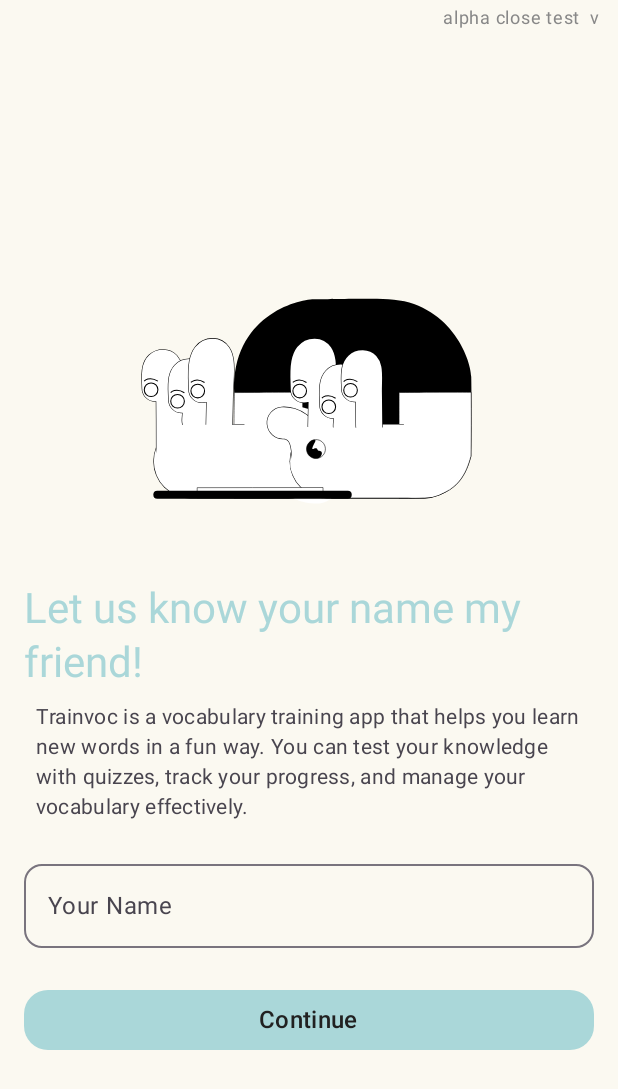
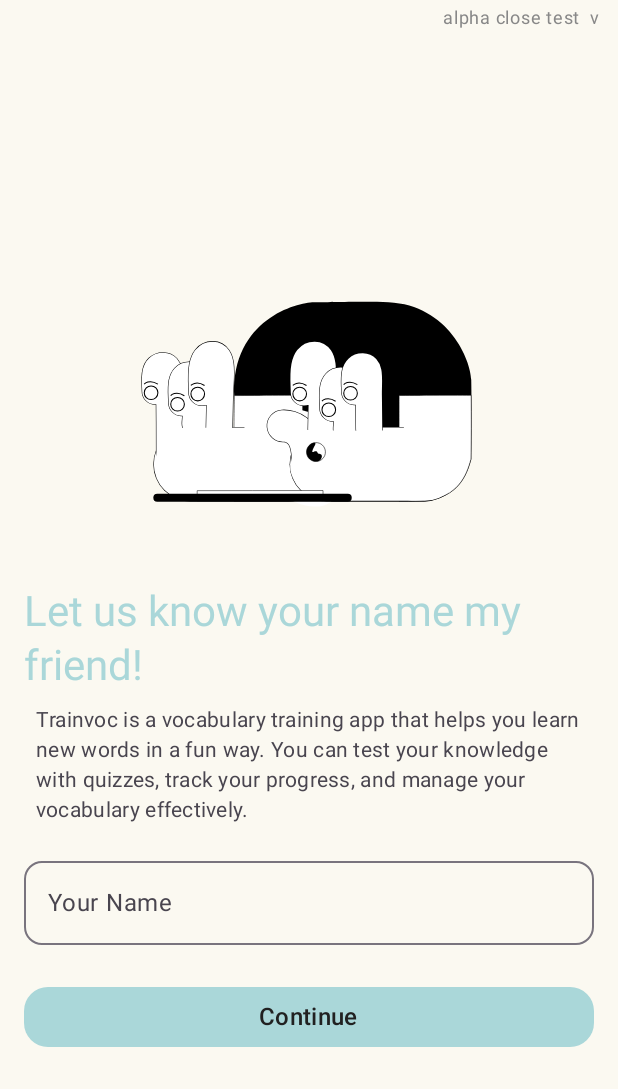
Before and after one commit to ahmetabdullahgultekin/Trainvoc, an Android app built with Jetpack Compose: the UsernameScreen screen opened through its navigation route, on a phone screen of 412 x 824 dp. Shown: the top 1089 px of the screen. Run offline under Robolectric (Android 15) with nearby library versions, the phone set to English and light mode, and no system bars; our stand-ins replace Dagger/Hilt's generated code, Room's generated code; 3 statements that could not run were skipped.

Commit message:
style: apply design tokens to UsernameScreen.kt
Replace 6 hardcoded dimension values with semantic design tokens:
- Column padding: 16.dp → Spacing.mediumLarge
- Spacer heights: 8.dp → Spacing.small (2 instances)
- Text padding: horizontal 8.dp → Spacing.small
- Spacer heights: 20.dp → Spacing.mediumLarge, 24.dp → Spacing.large

Improves consistency and maintainability of spacing throughout onboarding flow.

```diff
--- a/app/src/main/java/com/gultekinahmetabdullah/trainvoc/ui/screen/welcome/UsernameScreen.kt
+++ b/app/src/main/java/com/gultekinahmetabdullah/trainvoc/ui/screen/welcome/UsernameScreen.kt
@@ -31,6 +31,7 @@ import com.airbnb.lottie.compose.rememberLottieComposition
 import com.gultekinahmetabdullah.trainvoc.R
 import com.gultekinahmetabdullah.trainvoc.classes.enums.Route
 import com.gultekinahmetabdullah.trainvoc.repository.IPreferencesRepository
+import com.gultekinahmetabdullah.trainvoc.ui.theme.Spacing
 import dagger.hilt.EntryPoint
 import dagger.hilt.InstallIn
 import dagger.hilt.android.EntryPointAccessors
@@ -65,7 +66,7 @@ fun UsernameScreen(navController: NavController) {
     Column(
         modifier = Modifier
             .fillMaxSize()
-            .padding(16.dp),
+            .padding(Spacing.mediumLarge),
         horizontalAlignment = Alignment.CenterHorizontally,
         verticalArrangement = Arrangement.Center
     ) {
@@ -76,7 +77,7 @@ fun UsernameScreen(navController: NavController) {
             modifier = Modifier.size(260.dp)
         )
 
-        Spacer(modifier = Modifier.height(8.dp))
+        Spacer(modifier = Modifier.height(Spacing.small))
 
         Text(
             text = stringResource(id = R.string.username_prompt),
@@ -84,16 +85,16 @@ fun UsernameScreen(navController: NavController) {
             color = MaterialTheme.colorScheme.primary,
         )
 
-        Spacer(modifier = Modifier.height(8.dp))
+        Spacer(modifier = Modifier.height(Spacing.small))
 
         Text(
             text = stringResource(id = R.string.welcome_description_2),
             style = MaterialTheme.typography.bodyMedium,
             color = MaterialTheme.colorScheme.onSurfaceVariant,
-            modifier = Modifier.padding(horizontal = 8.dp)
+            modifier = Modifier.padding(horizontal = Spacing.small)
         )
 
-        Spacer(modifier = Modifier.height(20.dp))
+        Spacer(modifier = Modifier.height(Spacing.mediumLarge))
 
         OutlinedTextField(
             value = username,
@@ -104,7 +105,7 @@ fun UsernameScreen(navController: NavController) {
             shape = MaterialTheme.shapes.medium
         )
 
-        Spacer(modifier = Modifier.height(24.dp))
+        Spacer(modifier = Modifier.height(Spacing.large))
 
         Button(
             onClick = {
```
